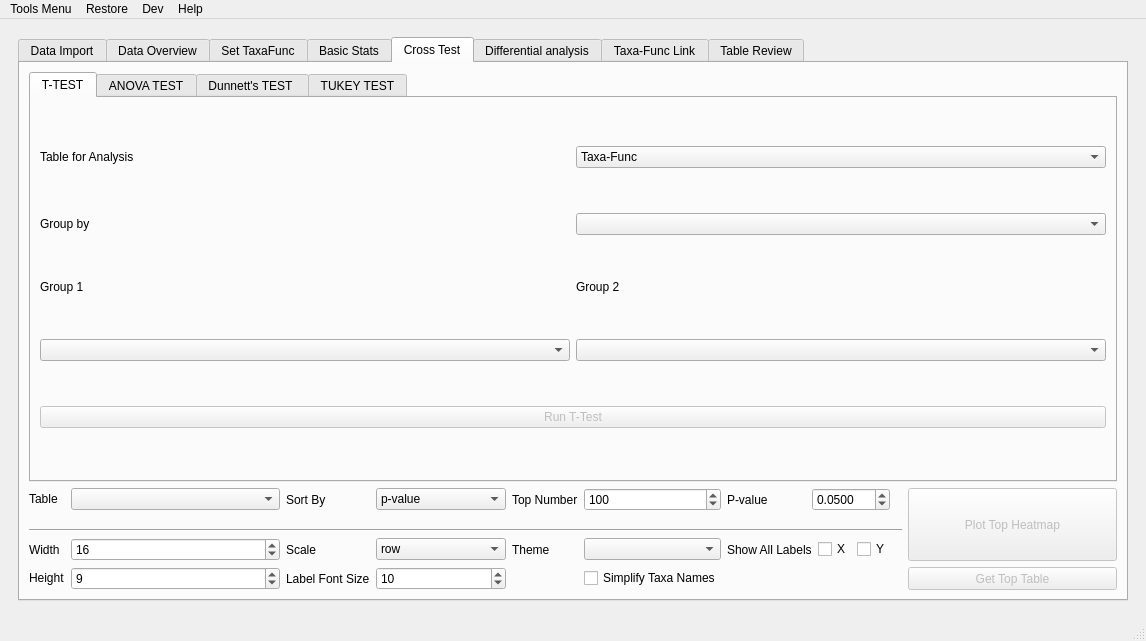
First picture: the form in utils/MetaX_GUI/MainWindow.ui, repository byemaxx/MetaX, before the edit.
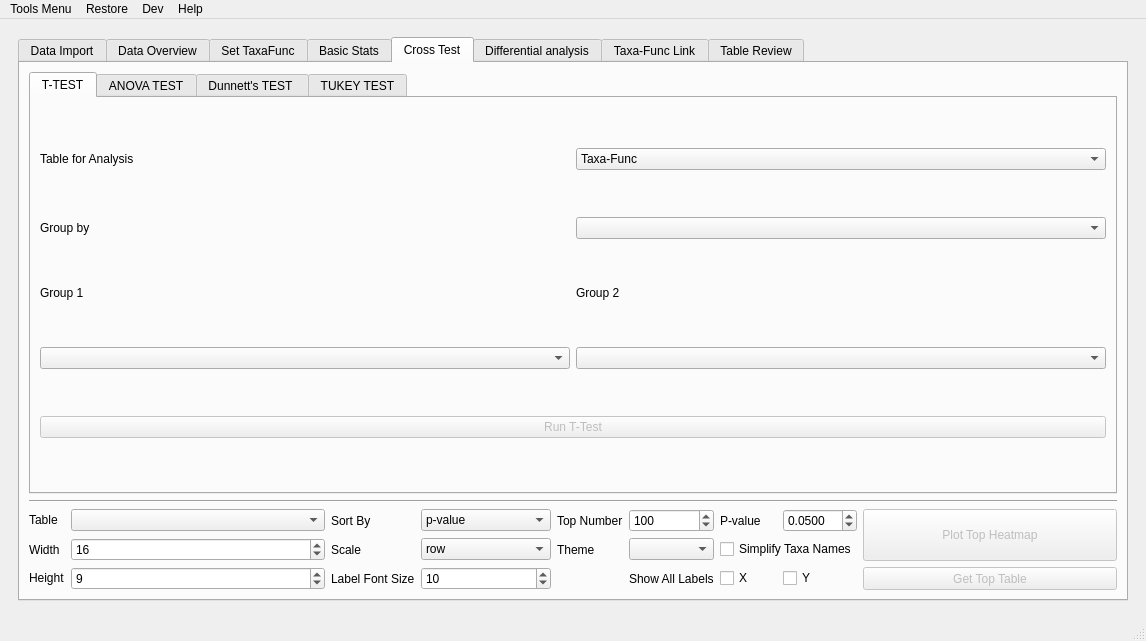
Second picture: the form after the edit.

Commit message: - Fixed: rollback the function of hide and show "gridLayout_top_heatmap_plot" to make the "comboBox_top_heatmap_table" hide work

Diff of the .ui file:
```diff
--- a/utils/MetaX_GUI/MainWindow.ui
+++ b/utils/MetaX_GUI/MainWindow.ui
@@ -2287,314 +2287,6 @@
             <string>Cross Test</string>
            </attribute>
            <layout class="QGridLayout" name="gridLayout_9">
-            <item row="1" column="0">
-             <layout class="QGridLayout" name="gridLayout_top_heatmap_plot">
-              <item row="0" column="6">
-               <widget class="QLabel" name="label_30">
-                <property name="text">
-                 <string>P-value</string>
-                </property>
-               </widget>
-              </item>
-              <item row="0" column="1">
-               <widget class="QComboBox" name="comboBox_top_heatmap_table">
-                <property name="sizePolicy">
-                 <sizepolicy hsizetype="Expanding" vsizetype="Fixed">
-                  <horstretch>0</horstretch>
-                  <verstretch>0</verstretch>
-                 </sizepolicy>
-                </property>
-                <property name="minimumSize">
-                 <size>
-                  <width>25</width>
-                  <height>0</height>
-                 </size>
-                </property>
-                <property name="maximumSize">
-                 <size>
-                  <width>16777215</width>
-                  <height>16777215</height>
-                 </size>
-                </property>
-               </widget>
-              </item>
-              <item row="0" column="5">
-               <widget class="QSpinBox" name="spinBox_top_heatmap_number">
-                <property name="minimum">
-                 <number>1</number>
-                </property>
-                <property name="maximum">
-                 <number>9999</number>
-                </property>
-                <property name="value">
-                 <number>100</number>
-                </property>
-               </widget>
-              </item>
-              <item row="0" column="10" rowspan="5">
-               <widget class="QPushButton" name="pushButton_plot_top_heatmap">
-                <property name="enabled">
-                 <bool>false</bool>
-                </property>
-                <property name="sizePolicy">
-                 <sizepolicy hsizetype="MinimumExpanding" vsizetype="Preferred">
-                  <horstretch>0</horstretch>
-                  <verstretch>0</verstretch>
-                 </sizepolicy>
-                </property>
-                <property name="text">
-                 <string>Plot Top Heatmap</string>
-                </property>
-                <property name="autoDefault">
-                 <bool>false</bool>
-                </property>
-               </widget>
-              </item>
-              <item row="4" column="4">
-               <widget class="QLabel" name="label_38">
-                <property name="text">
-                 <string>Theme</string>
-                </property>
-               </widget>
-              </item>
-              <item row="5" column="0">
-               <widget class="QLabel" name="label_60">
-                <property name="sizePolicy">
-                 <sizepolicy hsizetype="Preferred" vsizetype="Fixed">
-                  <horstretch>0</horstretch>
-                  <verstretch>0</verstretch>
-                 </sizepolicy>
-                </property>
-                <property name="text">
-                 <string>Height</string>
-                </property>
-               </widget>
-              </item>
-              <item row="5" column="3">
-               <widget class="QSpinBox" name="spinBox_top_heatmap_label_font_size">
-                <property name="minimum">
-                 <number>1</number>
-                </property>
-                <property name="maximum">
-                 <number>999</number>
-                </property>
-                <property name="singleStep">
-                 <number>1</number>
-                </property>
-                <property name="value">
-                 <number>10</number>
-                </property>
-               </widget>
-              </item>
-              <item row="4" column="1">
-               <widget class="QSpinBox" name="spinBox_top_heatmap_width">
-                <property name="minimum">
-                 <number>1</number>
-                </property>
-                <property name="maximum">
-                 <number>9999</number>
-                </property>
-                <property name="singleStep">
-                 <number>1</number>
-                </property>
-                <property name="value">
-                 <number>16</number>
-                </property>
-               </widget>
-              </item>
-              <item row="5" column="2">
-               <widget class="QLabel" name="label_109">
-                <property name="sizePolicy">
-                 <sizepolicy hsizetype="Fixed" vsizetype="Preferred">
-                  <horstretch>0</horstretch>
-                  <verstretch>0</verstretch>
-                 </sizepolicy>
-                </property>
-                <property name="text">
-                 <string>Label Font Size</string>
-                </property>
-               </widget>
-              </item>
-              <item row="4" column="0">
-               <widget class="QLabel" name="label_59">
-                <property name="text">
-                 <string>Width</string>
-                </property>
-               </widget>
-              </item>
-              <item row="0" column="4">
-               <widget class="QLabel" name="label_58">
-                <property name="text">
-                 <string>Top Number</string>
-                </property>
-               </widget>
-              </item>
-              <item row="0" column="7">
-               <widget class="QDoubleSpinBox" name="doubleSpinBox_top_heatmap_pvalue">
-                <property name="decimals">
-                 <number>4</number>
-                </property>
-                <property name="maximum">
-                 <double>1.000000000000000</double>
-                </property>
-                <property name="singleStep">
-                 <double>0.010000000000000</double>
-                </property>
-                <property name="value">
-                 <double>0.050000000000000</double>
-                </property>
-               </widget>
-              </item>
-              <item row="0" column="0">
-               <widget class="QLabel" name="label_56">
-                <property name="sizePolicy">
-                 <sizepolicy hsizetype="Fixed" vsizetype="Fixed">
-                  <horstretch>0</horstretch>
-                  <verstretch>0</verstretch>
-                 </sizepolicy>
-                </property>
-                <property name="text">
-                 <string>Table</string>
-                </property>
-               </widget>
-              </item>
-              <item row="5" column="1">
-               <widget class="QSpinBox" name="spinBox_top_heatmap_length">
-                <property name="sizePolicy">
-                 <sizepolicy hsizetype="Preferred" vsizetype="Fixed">
-                  <horstretch>0</horstretch>
-                  <verstretch>0</verstretch>
-                 </sizepolicy>
-                </property>
-                <property name="minimum">
-                 <number>1</number>
-                </property>
-                <property name="maximum">
-                 <number>9999</number>
-                </property>
-                <property name="value">
-                 <number>9</number>
-                </property>
-               </widget>
-              </item>
-              <item row="3" column="0" colspan="10">
-               <widget class="Line" name="line_5">
-                <property name="orientation">
-                 <enum>Qt::Horizontal</enum>
-                </property>
-               </widget>
-              </item>
-              <item row="4" column="3">
-               <widget class="QComboBox" name="comboBox_top_heatmap_scale">
-                <item>
-                 <property name="text">
-                  <string>row</string>
-                 </property>
-                </item>
-                <item>
-                 <property name="text">
-                  <string>column</string>
-                 </property>
-                </item>
-                <item>
-                 <property name="text">
-                  <string>None</string>
-                 </property>
-                </item>
-               </widget>
-              </item>
-              <item row="4" column="5">
-               <widget class="QComboBox" name="comboBox_top_heatmap_cmap"/>
-              </item>
-              <item row="0" column="2">
-               <widget class="QLabel" name="label_57">
-                <property name="text">
-                 <string>Sort By</string>
-                </property>
-               </widget>
-              </item>
-              <item row="0" column="3">
-               <widget class="QComboBox" name="comboBox_top_heatmap_sort_type">
-                <property name="sizePolicy">
-                 <sizepolicy hsizetype="Fixed" vsizetype="Fixed">
-                  <horstretch>0</horstretch>
-                  <verstretch>0</verstretch>
-                 </sizepolicy>
-                </property>
-                <item>
-                 <property name="text">
-                  <string>p-value</string>
-                 </property>
-                </item>
-                <item>
-                 <property name="text">
-                  <string>f-statistic (ANOVA)</string>
-                 </property>
-                </item>
-                <item>
-                 <property name="text">
-                  <string>t-statistic (T-Test)</string>
-                 </property>
-                </item>
-               </widget>
-              </item>
-              <item row="4" column="2">
-               <widget class="QLabel" name="label_62">
-                <property name="text">
-                 <string>Scale</string>
-                </property>
-               </widget>
-              </item>
-              <item row="5" column="10">
-               <widget class="QPushButton" name="pushButton_get_top_cross_table">
-                <property name="enabled">
-                 <bool>false</bool>
-                </property>
-                <property name="sizePolicy">
-                 <sizepolicy hsizetype="Minimum" vsizetype="Preferred">
-                  <horstretch>0</horstretch>
-                  <verstretch>0</verstretch>
-                 </sizepolicy>
-                </property>
-                <property name="text">
-                 <string>Get Top Table</string>
-                </property>
-               </widget>
-              </item>
-              <item row="5" column="5">
-               <widget class="QCheckBox" name="checkBox_top_heatmap_rename_taxa">
-                <property name="text">
-                 <string>Simplify Taxa Names</string>
-                </property>
-               </widget>
-              </item>
-              <item row="4" column="6" colspan="2">
-               <layout class="QHBoxLayout" name="horizontalLayout_8">
-                <item>
-                 <widget class="QLabel" name="label_131">
-                  <property name="text">
-                   <string>Show All Labels</string>
-                  </property>
-                 </widget>
-                </item>
-                <item>
-                 <widget class="QCheckBox" name="checkBox_top_heatmap_show_all_labels_x">
-                  <property name="text">
-                   <string>X</string>
-                  </property>
-                 </widget>
-                </item>
-                <item>
-                 <widget class="QCheckBox" name="checkBox_top_heatmap_show_all_labels_y">
-                  <property name="text">
-                   <string>Y</string>
-                  </property>
-                 </widget>
-                </item>
-               </layout>
-              </item>
-             </layout>
-            </item>
             <item row="0" column="0">
              <widget class="QTabWidget" name="tabWidget_3">
               <property name="currentIndex">
@@ -3074,6 +2766,315 @@
               </widget>
              </widget>
             </item>
+            <item row="2" column="0">
+             <layout class="QGridLayout" name="gridLayout_top_heatmap_plot">
+              <item row="2" column="2">
+               <widget class="QLabel" name="label_62">
+                <property name="text">
+                 <string>Scale</string>
+                </property>
+               </widget>
+              </item>
+              <item row="1" column="4">
+               <widget class="QLabel" name="label_58">
+                <property name="text">
+                 <string>Top Number</string>
+                </property>
+               </widget>
+              </item>
+              <item row="2" column="0">
+               <widget class="QLabel" name="label_59">
+                <property name="text">
+                 <string>Width</string>
+                </property>
+               </widget>
+              </item>
+              <item row="1" column="8" rowspan="2">
+               <widget class="QPushButton" name="pushButton_plot_top_heatmap">
+                <property name="enabled">
+                 <bool>false</bool>
+                </property>
+                <property name="sizePolicy">
+                 <sizepolicy hsizetype="MinimumExpanding" vsizetype="Preferred">
+                  <horstretch>0</horstretch>
+                  <verstretch>0</verstretch>
+                 </sizepolicy>
+                </property>
+                <property name="text">
+                 <string>Plot Top Heatmap</string>
+                </property>
+                <property name="autoDefault">
+                 <bool>false</bool>
+                </property>
+               </widget>
+              </item>
+              <item row="1" column="2">
+               <widget class="QLabel" name="label_57">
+                <property name="text">
+                 <string>Sort By</string>
+                </property>
+               </widget>
+              </item>
+              <item row="1" column="5">
+               <widget class="QSpinBox" name="spinBox_top_heatmap_number">
+                <property name="minimum">
+                 <number>1</number>
+                </property>
+                <property name="maximum">
+                 <number>9999</number>
+                </property>
+                <property name="value">
+                 <number>100</number>
+                </property>
+               </widget>
+              </item>
+              <item row="1" column="3">
+               <widget class="QComboBox" name="comboBox_top_heatmap_sort_type">
+                <property name="sizePolicy">
+                 <sizepolicy hsizetype="Fixed" vsizetype="Fixed">
+                  <horstretch>0</horstretch>
+                  <verstretch>0</verstretch>
+                 </sizepolicy>
+                </property>
+                <item>
+                 <property name="text">
+                  <string>p-value</string>
+                 </property>
+                </item>
+                <item>
+                 <property name="text">
+                  <string>f-statistic (ANOVA)</string>
+                 </property>
+                </item>
+                <item>
+                 <property name="text">
+                  <string>t-statistic (T-Test)</string>
+                 </property>
+                </item>
+               </widget>
+              </item>
+              <item row="1" column="0">
+               <widget class="QLabel" name="label_56">
+                <property name="sizePolicy">
+                 <sizepolicy hsizetype="Fixed" vsizetype="Fixed">
+                  <horstretch>0</horstretch>
+                  <verstretch>0</verstretch>
+                 </sizepolicy>
+                </property>
+                <property name="text">
+                 <string>Table</string>
+                </property>
+               </widget>
+              </item>
+              <item row="3" column="3">
+               <widget class="QSpinBox" name="spinBox_top_heatmap_label_font_size">
+                <property name="minimum">
+                 <number>1</number>
+                </property>
+                <property name="maximum">
+                 <number>999</number>
+                </property>
+                <property name="singleStep">
+                 <number>1</number>
+                </property>
+                <property name="value">
+                 <number>10</number>
+                </property>
+               </widget>
+              </item>
+              <item row="1" column="6">
+               <widget class="QLabel" name="label_30">
+                <property name="text">
+                 <string>P-value</string>
+                </property>
+               </widget>
+              </item>
+              <item row="3" column="2">
+               <widget class="QLabel" name="label_109">
+                <property name="sizePolicy">
+                 <sizepolicy hsizetype="Fixed" vsizetype="Preferred">
+                  <horstretch>0</horstretch>
+                  <verstretch>0</verstretch>
+                 </sizepolicy>
+                </property>
+                <property name="text">
+                 <string>Label Font Size</string>
+                </property>
+               </widget>
+              </item>
+              <item row="1" column="7">
+               <widget class="QDoubleSpinBox" name="doubleSpinBox_top_heatmap_pvalue">
+                <property name="decimals">
+                 <number>4</number>
+                </property>
+                <property name="maximum">
+                 <double>1.000000000000000</double>
+                </property>
+                <property name="singleStep">
+                 <double>0.010000000000000</double>
+                </property>
+                <property name="value">
+                 <double>0.050000000000000</double>
+                </property>
+               </widget>
+              </item>
+              <item row="2" column="3">
+               <widget class="QComboBox" name="comboBox_top_heatmap_scale">
+                <item>
+                 <property name="text">
+                  <string>row</string>
+                 </property>
+                </item>
+                <item>
+                 <property name="text">
+                  <string>column</string>
+                 </property>
+                </item>
+                <item>
+                 <property name="text">
+                  <string>None</string>
+                 </property>
+                </item>
+               </widget>
+              </item>
+              <item row="3" column="8">
+               <widget class="QPushButton" name="pushButton_get_top_cross_table">
+                <property name="enabled">
+                 <bool>false</bool>
+                </property>
+                <property name="sizePolicy">
+                 <sizepolicy hsizetype="Minimum" vsizetype="Preferred">
+                  <horstretch>0</horstretch>
+                  <verstretch>0</verstretch>
+                 </sizepolicy>
+                </property>
+                <property name="text">
+                 <string>Get Top Table</string>
+                </property>
+               </widget>
+              </item>
+              <item row="2" column="5">
+               <widget class="QComboBox" name="comboBox_top_heatmap_cmap"/>
+              </item>
+              <item row="3" column="1">
+               <widget class="QSpinBox" name="spinBox_top_heatmap_length">
+                <property name="sizePolicy">
+                 <sizepolicy hsizetype="Preferred" vsizetype="Fixed">
+                  <horstretch>0</horstretch>
+                  <verstretch>0</verstretch>
+                 </sizepolicy>
+                </property>
+                <property name="minimum">
+                 <number>1</number>
+                </property>
+                <property name="maximum">
+                 <number>9999</number>
+                </property>
+                <property name="value">
+                 <number>9</number>
+                </property>
+               </widget>
+              </item>
+              <item row="2" column="1">
+               <widget class="QSpinBox" name="spinBox_top_heatmap_width">
+                <property name="minimum">
+                 <number>1</number>
+                </property>
+                <property name="maximum">
+                 <number>9999</number>
+                </property>
+                <property name="singleStep">
+                 <number>1</number>
+                </property>
+                <property name="value">
+                 <number>16</number>
+                </property>
+               </widget>
+              </item>
+              <item row="1" column="1">
+               <widget class="QComboBox" name="comboBox_top_heatmap_table">
+                <property name="sizePolicy">
+                 <sizepolicy hsizetype="MinimumExpanding" vsizetype="Fixed">
+                  <horstretch>0</horstretch>
+                  <verstretch>0</verstretch>
+                 </sizepolicy>
+                </property>
+                <item>
+                 <property name="text">
+                  <string/>
+                 </property>
+                </item>
+               </widget>
+              </item>
+              <item row="3" column="0">
+               <widget class="QLabel" name="label_60">
+                <property name="sizePolicy">
+                 <sizepolicy hsizetype="Preferred" vsizetype="Fixed">
+                  <horstretch>0</horstretch>
+                  <verstretch>0</verstretch>
+                 </sizepolicy>
+                </property>
+                <property name="text">
+                 <string>Height</string>
+                </property>
+               </widget>
+              </item>
+              <item row="2" column="4">
+               <widget class="QLabel" name="label_38">
+                <property name="text">
+                 <string>Theme</string>
+                </property>
+               </widget>
+              </item>
+              <item row="0" column="0" colspan="9">
+               <widget class="Line" name="line_5">
+                <property name="orientation">
+                 <enum>Qt::Horizontal</enum>
+                </property>
+               </widget>
+              </item>
+              <item row="3" column="7">
+               <widget class="QCheckBox" name="checkBox_top_heatmap_show_all_labels_y">
+                <property name="sizePolicy">
+                 <sizepolicy hsizetype="Maximum" vsizetype="Fixed">
+                  <horstretch>0</horstretch>
+                  <verstretch>0</verstretch>
+                 </sizepolicy>
+                </property>
+                <property name="text">
+                 <string>Y</string>
+                </property>
+               </widget>
+              </item>
+              <item row="3" column="6">
+               <widget class="QCheckBox" name="checkBox_top_heatmap_show_all_labels_x">
+                <property name="sizePolicy">
+                 <sizepolicy hsizetype="Maximum" vsizetype="Fixed">
+                  <horstretch>0</horstretch>
+                  <verstretch>0</verstretch>
+                 </sizepolicy>
+                </property>
+                <property name="text">
+                 <string>X</string>
+                </property>
+               </widget>
+              </item>
+              <item row="3" column="5">
+               <widget class="QLabel" name="label_131">
+                <property name="text">
+                 <string>Show All Labels</string>
+                </property>
+               </widget>
+              </item>
+              <item row="2" column="6" colspan="2">
+               <widget class="QCheckBox" name="checkBox_top_heatmap_rename_taxa">
+                <property name="text">
+                 <string>Simplify Taxa Names</string>
+                </property>
+               </widget>
+              </item>
+             </layout>
+            </item>
            </layout>
           </widget>
           <widget class="QWidget" name="tab_diff_stats">
```
Left out of the diff: 218 changed lines with no effect on the pictures. The commit also changes 4 other files.
